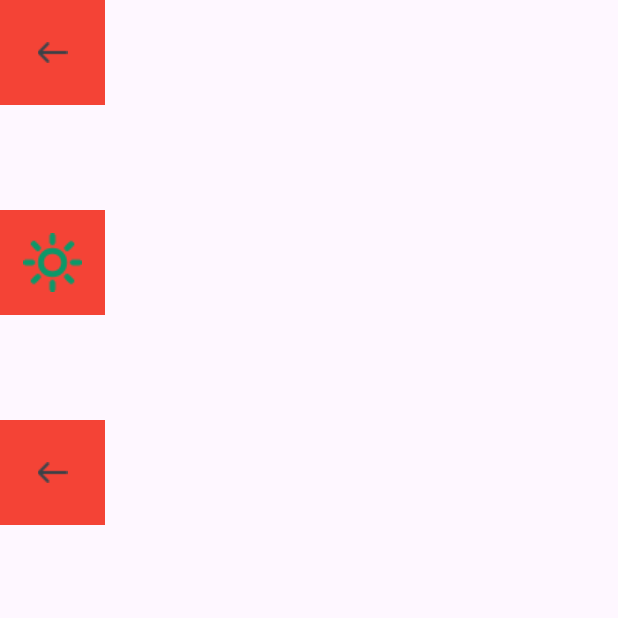
After one commit to raeeskhan371/plant-ui-ux, a Flutter app: the screen it shows after launch, after a tap on "Samntha", on a phone screen of 412 x 824 dp, the top half of it. The commit adds this screen. Run offline on Flutter 3.47's test engine with Material 3 defaults, Android fonts, the phone set to English and light mode, and no system bars.

Commit message:
add new detail page

```diff
--- a/lib/Widgets/tile1.dart
+++ b/lib/Widgets/tile1.dart
@@ -1,5 +1,7 @@
 import 'package:flutter/material.dart';
 import 'package:plant_application/pages/colors.dart';
+
+import '../pages/DetailViewPage.dart';
 
 class Tile1 extends StatelessWidget {
    Tile1({super.key,required this.ImagePath,
@@ -17,7 +19,14 @@ class Tile1 extends StatelessWidget {
 
   @override
   Widget build(BuildContext context) {
-    return    Container(
+    return    GestureDetector(
+      onTap: (){
+        //path
+        Navigator.push(context, MaterialPageRoute(builder: (context)  => Detailviewpage()));
+
+      },
+
+      child: Container(
         decoration: BoxDecoration(
           boxShadow: [
             BoxShadow(
@@ -83,6 +92,7 @@ class Tile1 extends StatelessWidget {
             ),
           ],
         ),
+      ),
     );
   }
 }
--- /dev/null
+++ b/lib/Widgets/tile2.dart
@@ -0,0 +1,19 @@
+import 'package:flutter/material.dart';
+
+class  tile2 extends StatelessWidget {
+   tile2({super.key,required this.iconePath});
+
+
+
+   String iconePath;
+
+  @override
+  Widget build(BuildContext context) {
+    return  Container(
+      width: 70,
+      height: 70,
+      color: Colors.red,
+      child: Image.asset(iconePath)
+    );
+  }
+}
--- /dev/null
+++ b/lib/pages/DetailViewPage.dart
@@ -0,0 +1,38 @@
+import 'package:flutter/material.dart';
+import 'package:plant_application/Widgets/tile2.dart';
+
+class Detailviewpage extends StatelessWidget {
+  const Detailviewpage({super.key});
+
+  @override
+  Widget build(BuildContext context) {
+    return  Scaffold(
+      body:Row(
+        children: [
+          // first colum
+          Column(
+            children: [
+              tile2(iconePath: "assets/icons/back_arrow.png"),
+              SizedBox(height: 70,),
+              tile2(iconePath: "assets/icons/sun.png"),
+              SizedBox(height: 70,),
+              tile2(iconePath: "assets/icons/back_arrow.png"),
+            ],
+
+          ),
+
+          // seconde Colum
+
+          Column(
+            children: [
+
+
+
+            ],
+          )
+        ],
+      ),
+
+    );
+  }
+}
--- a/lib/pages/home.dart
+++ b/lib/pages/home.dart
@@ -1,5 +1,6 @@
 import 'package:flutter/material.dart';
 import 'package:plant_application/Widgets/tile1.dart';
+import 'package:plant_application/pages/DetailViewPage.dart';
 import 'package:plant_application/pages/colors.dart';
 
 class Home extends StatelessWidget {
```
Lines whose indentation alone changed are shown as unchanged.
